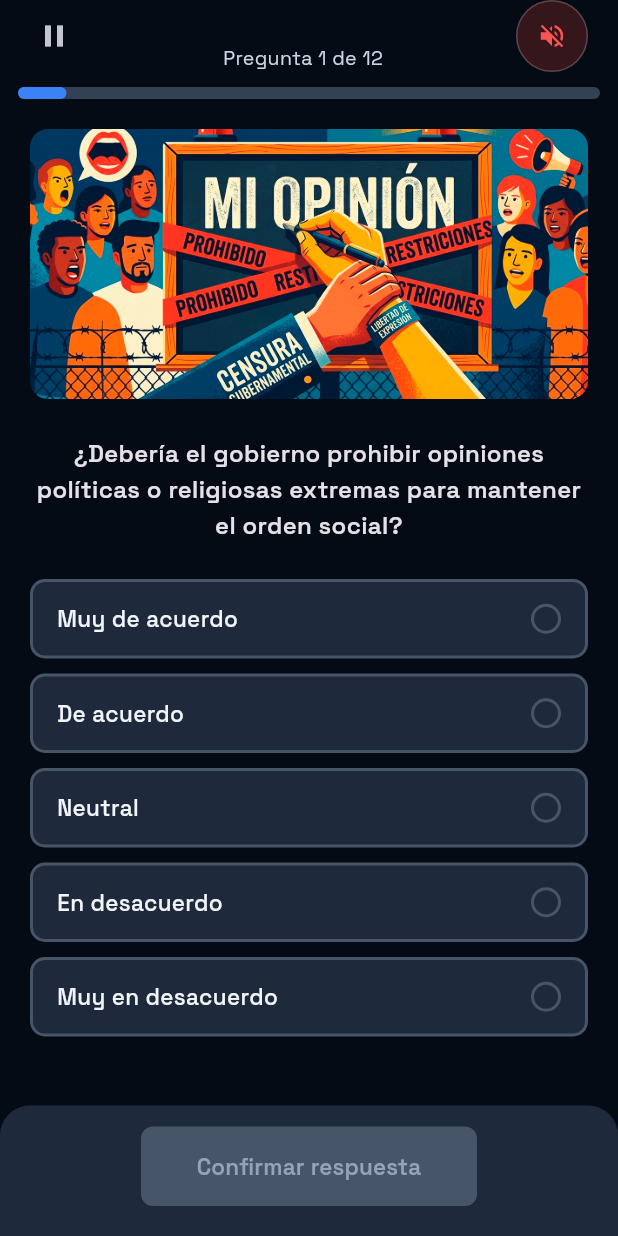
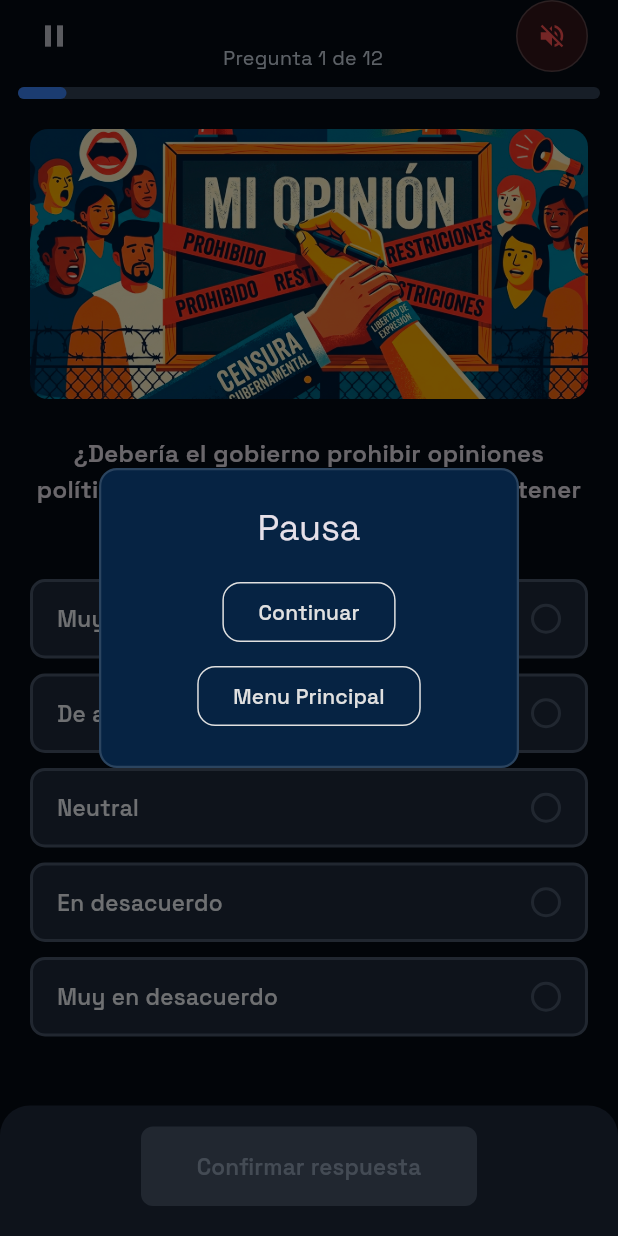
Before and after one commit to AleBesu/YourPoltical-Test, a Flutter app: the QuestionScreen screen opened directly, after a tap on the "pause" icon, on a phone screen of 412 x 824 dp. Run offline on Flutter 3.47's test engine with Material 3 defaults, Android fonts, the phone set to English and light mode, and no system bars; our stand-ins replace flutter_material_design_icons, flutter_riverpod, google_fonts, google_mobile_ads, hive, just_audio and 2 more; accounts and stored records are empty.

Commit message:
feat: Update app package name and add pause dialog functionality; enhance question screen with music controls

```diff
--- a/lib/UI/screens/question_screen.dart
+++ b/lib/UI/screens/question_screen.dart
@@ -9,6 +9,7 @@ import 'package:your_political_test/UI/provider/user_name_provider.dart';
 import 'package:your_political_test/UI/screens/results_screen.dart';
 import 'package:your_political_test/UI/screens/reward_add_screen.dart';
 import 'package:your_political_test/UI/screens/widget/custom_scaffold.dart';
+import 'package:your_political_test/UI/screens/widget/show_pause_dialog.dart';
 import 'package:your_political_test/core/const/questions_list.dart';
 import 'package:your_political_test/core/entities/political_result.dart';
 import 'package:your_political_test/core/entities/question.dart';
@@ -91,7 +92,16 @@ class _QuestionScreenState extends ConsumerState<QuestionScreen> {
 
   @override
   Widget build(BuildContext context) {
-    return CustomScaffold(
+    return PopScope(
+      canPop: false,
+      onPopInvoked: (didPop) async {
+        _musicPlayer.stop();
+
+        await showPauseDialog(context);
+
+        _musicPlayer.play();
+      },
+      child: CustomScaffold(
         onPausedApp: () => setState(() {
           _musicPlayer.pause();
         }),
@@ -142,7 +152,9 @@ class _QuestionScreenState extends ConsumerState<QuestionScreen> {
                                     }
                                     return AnimatedOpacity(
                                       opacity: frame == null ? 0 : 1,
-                                    duration: const Duration(milliseconds: 500),
+                                      duration: const Duration(
+                                        milliseconds: 500,
+                                      ),
                                       curve: Curves.easeInOut,
                                       child: child,
                                     );
@@ -256,6 +268,7 @@ class _QuestionScreenState extends ConsumerState<QuestionScreen> {
             ],
           ),
         ),
+      ),
     );
   }
 
@@ -268,7 +281,15 @@ class _QuestionScreenState extends ConsumerState<QuestionScreen> {
             mainAxisAlignment: MainAxisAlignment.spaceBetween,
             crossAxisAlignment: CrossAxisAlignment.end,
             children: [
-              IconButton(onPressed: () {}, icon: Icon(Icons.pause)),
+              IconButton(
+                onPressed: () async {
+                  //play/pause
+                  _musicPlayer.pause();
+                  await showPauseDialog(context);
+                  _musicPlayer.play();
+                },
+                icon: Icon(Icons.pause),
+              ),
               Text(
                 'Pregunta ${currentQuestionIndex + 1} de ${questionsList.length}',
                 style: const TextStyle(color: Color(0xFFCBD5E1), fontSize: 13),
--- /dev/null
+++ b/lib/UI/screens/widget/show_pause_dialog.dart
@@ -0,0 +1,34 @@
+import 'package:flutter/material.dart';
+import 'package:your_political_test/UI/screens/main_screen.dart';
+
+Future<void> showPauseDialog(BuildContext context) async {
+  await showDialog<void>(
+    context: context,
+    barrierDismissible: false,
+    builder: (context) => AlertDialog(
+      title: Center(child: Text('Pausa')),
+      content: Column(
+        mainAxisSize: MainAxisSize.min,
+        children: [
+          OutlinedButton(
+            onPressed: () {
+              Navigator.pop(context);
+            },
+            child: Text("Continuar"),
+          ),
+          SizedBox(height: 8),
+          OutlinedButton(
+            onPressed: () {
+              Navigator.pushAndRemoveUntil(
+                context,
+                MaterialPageRoute(builder: (context) => MainScreen()),
+                (route) => false,
+              );
+            },
+            child: Text("Menu Principal"),
+          ),
+        ],
+      ),
+    ),
+  );
+}
--- a/lib/main.dart
+++ b/lib/main.dart
@@ -1,6 +1,7 @@
 import 'package:flutter/material.dart';
 import 'package:flutter/services.dart';
 import 'package:flutter_riverpod/flutter_riverpod.dart';
+import 'package:google_mobile_ads/google_mobile_ads.dart';
 
 import 'package:your_political_test/UI/screens/main_screen.dart';
 
@@ -10,6 +11,7 @@ import 'package:your_political_test/core/local_database_service/local_database_s
 void main() async {
   WidgetsFlutterBinding.ensureInitialized();
   await LocalDatabaseService.initDataBase();
+  await MobileAds.instance.initialize();
   await SystemChrome.setEnabledSystemUIMode(SystemUiMode.immersiveSticky);
   runApp(ProviderScope(child: const MyApp()));
 }
--- a/pubspec.yaml
+++ b/pubspec.yaml
@@ -42,6 +42,7 @@ dependencies:
   share_plus: 12.0.1
 
 dev_dependencies:
+  change_app_package_name: ^1.5.0
   flutter_launcher_icons: ^0.14.4
   flutter_lints: ^6.0.0
   flutter_test:
```
Also changed, not shown: assets/question_images/10.png, assets/question_images/11.png, assets/question_images/12.png, pubspec.lock, 7 other files. Lines whose indentation alone changed are shown as unchanged.
